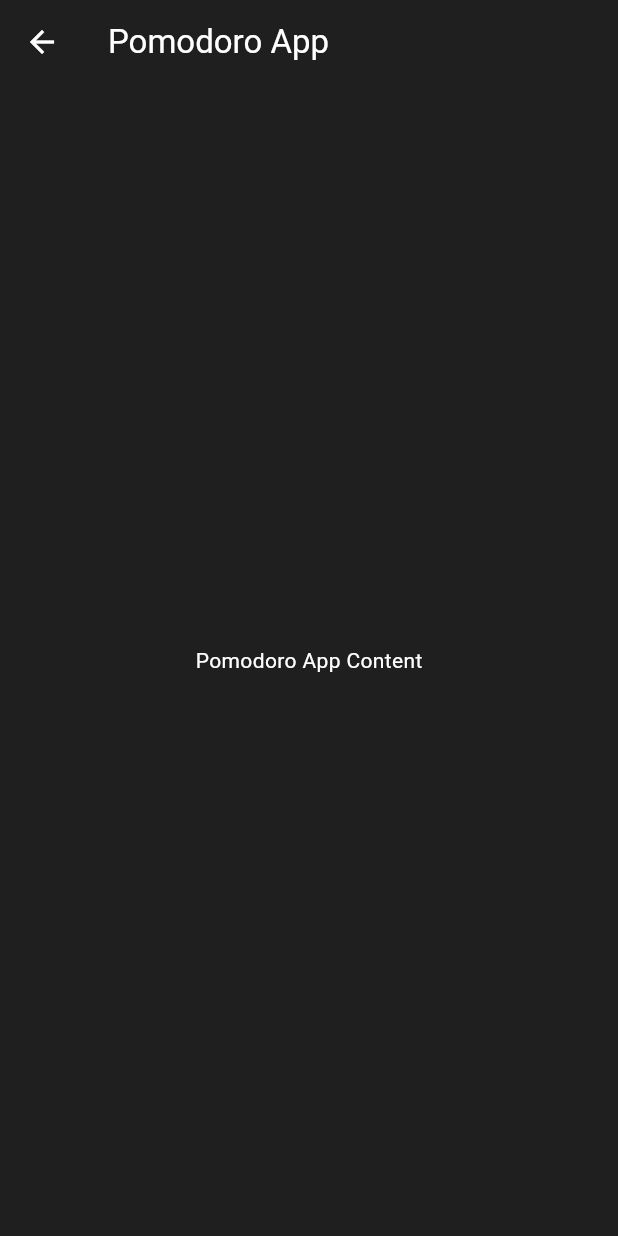
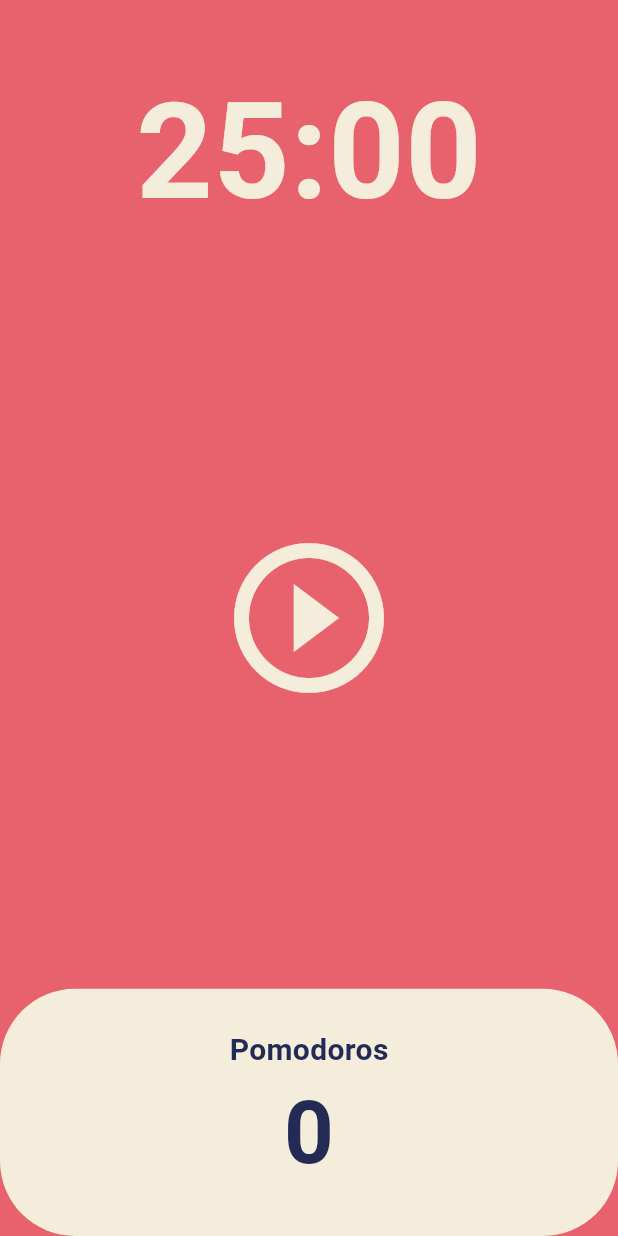
Before and after one commit to zerosial/Flutter_Dictionary, a Flutter app: the screen it shows after launch, after a tap on "Pomodoro App", on a phone screen of 412 x 824 dp. Run offline on Flutter 3.47's test engine with Material 3 defaults, Android fonts, the phone set to English and light mode, and no system bars.

Commit message:
feat: color schema 추가

```diff
--- a/flutterzero/lib/main.dart
+++ b/flutterzero/lib/main.dart
@@ -1,4 +1,5 @@
 import 'package:flutter/material.dart';
+import 'package:flutterzero/scheme/color_scheme.dart';
 import 'package:flutterzero/screens/home_screen.dart';
 
 void main() {
@@ -10,8 +11,11 @@ class MyApp extends StatelessWidget {
 
   @override
   Widget build(BuildContext context) {
-    return const MaterialApp(
-      home: HomeScreen(),
+    return MaterialApp(
+      theme: ThemeData(
+        colorScheme: colorScheme,
+      ),
+      home: const HomeScreen(),
     );
   }
 }
--- /dev/null
+++ b/flutterzero/lib/scheme/color_scheme.dart
@@ -0,0 +1,17 @@
+import 'package:flutter/material.dart';
+
+const Color baseColor = Color(0xFFE7626C);
+const Color cardColor = Color(0xFFF4EDDB);
+const Color displayLargeColor = Color(0xFF232B55);
+
+const ColorScheme colorScheme = ColorScheme(
+  brightness: Brightness.light,
+  primary: Color(0xFFE7626C), // 메인 색상
+  onPrimary: Colors.white, // 기본 텍스트 색상
+  secondary: Color(0xFF6D8AFF), // 보조 색상
+  onSecondary: Colors.white, // 보조 색상 위의 텍스트
+  error: Color(0xFFD32F2F), // 에러 색상
+  onError: Colors.white, // 배경 위 텍스트
+  surface: cardColor, // 카드나 버튼의 표면 색상
+  onSurface: Color(0xFF232B55), // 표면 위의 텍스트 색상
+);
--- a/flutterzero/lib/screens/pomodoro_screen.dart
+++ b/flutterzero/lib/screens/pomodoro_screen.dart
@@ -1,28 +1,129 @@
-// 뽀모도로 앱 화면
+import 'dart:async';
 import 'package:flutter/material.dart';
 
-class PomodoroScreen extends StatelessWidget {
+class PomodoroScreen extends StatefulWidget {
   const PomodoroScreen({super.key});
+
+  @override
+  State<PomodoroScreen> createState() => _PomodoroScreenState();
+}
+
+class _PomodoroScreenState extends State<PomodoroScreen> {
+  static const twentyFiveMinutes = 1500;
+  int totalSeconds = twentyFiveMinutes;
+  bool isRunning = false;
+  int totalPomodoros = 0;
+  late Timer timer;
+
+  void onTick(Timer timer) {
+    if (totalSeconds == 0) {
+      setState(() {
+        totalPomodoros = totalPomodoros + 1;
+        isRunning = false;
+        totalSeconds = twentyFiveMinutes;
+      });
+      timer.cancel();
+    } else {
+      setState(() {
+        totalSeconds = totalSeconds - 1;
+      });
+    }
+  }
+
+  void onStartPressed() {
+    timer = Timer.periodic(
+      const Duration(seconds: 1),
+      onTick,
+    );
+    setState(() {
+      isRunning = true;
+    });
+  }
+
+  void onPausePressed() {
+    timer.cancel();
+    setState(() {
+      isRunning = false;
+    });
+  }
+
+  String format(int seconds) {
+    var duration = Duration(seconds: seconds);
+    return duration.toString().split(".").first.substring(2, 7);
+  }
 
   @override
   Widget build(BuildContext context) {
     return Scaffold(
-      appBar: AppBar(
-        backgroundColor: const Color(0xFF1F1F1F),
-        iconTheme: const IconThemeData(
-          color: Colors.white,
-        ),
-        title: const Text(
-          'Pomodoro App',
-          style: TextStyle(color: Colors.white),
-        ),
-      ),
-      backgroundColor: const Color(0xFF1F1F1F),
-      body: const Center(
-        child: Text(
-          'Pomodoro App Content',
-          style: TextStyle(color: Colors.white),
-        ),
+      backgroundColor: Theme.of(context).colorScheme.primary,
+      body: Column(
+        children: [
+          Flexible(
+            flex: 1,
+            child: Container(
+              alignment: Alignment.bottomCenter,
+              child: Text(
+                format(totalSeconds),
+                style: TextStyle(
+                  color: Theme.of(context).cardColor,
+                  fontSize: 89,
+                  fontWeight: FontWeight.w600,
+                ),
+              ),
+            ),
+          ),
+          Flexible(
+            flex: 3,
+            child: Center(
+              child: IconButton(
+                iconSize: 120,
+                color: Theme.of(context).cardColor,
+                onPressed: isRunning ? onPausePressed : onStartPressed,
+                icon: Icon(isRunning
+                    ? Icons.pause_circle_outline
+                    : Icons.play_circle_outline),
+              ),
+            ),
+          ),
+          Flexible(
+            flex: 1,
+            child: Row(
+              children: [
+                Expanded(
+                  child: Container(
+                    decoration: BoxDecoration(
+                      color: Theme.of(context).cardColor,
+                      borderRadius: BorderRadius.circular(50),
+                    ),
+                    child: Column(
+                      mainAxisAlignment: MainAxisAlignment.center,
+                      children: [
+                        Text(
+                          'Pomodoros',
+                          style: TextStyle(
+                            fontSize: 20,
+                            fontWeight: FontWeight.w600,
+                            color:
+                                Theme.of(context).textTheme.displayLarge!.color,
+                          ),
+                        ),
+                        Text(
+                          '$totalPomodoros',
+                          style: TextStyle(
+                            fontSize: 58,
+                            fontWeight: FontWeight.w600,
+                            color:
+                                Theme.of(context).textTheme.displayLarge!.color,
+                          ),
+                        ),
+                      ],
+                    ),
+                  ),
+                ),
+              ],
+            ),
+          )
+        ],
       ),
     );
   }
```
